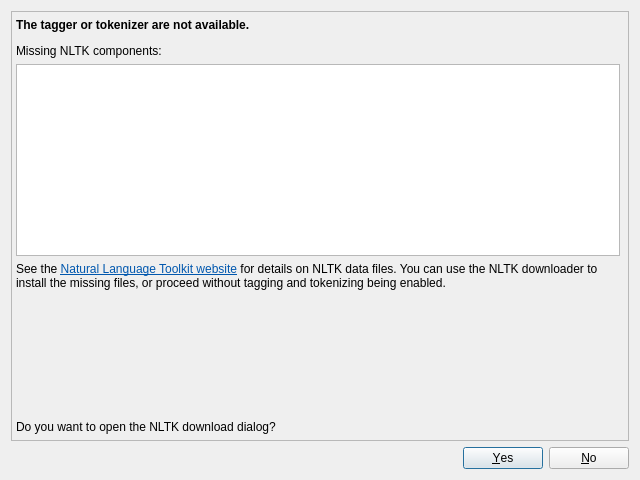
Above: coquery/gui/ui/nltkDatafiles.ui from gkunter/coquery before the change. Below: the same form after it.
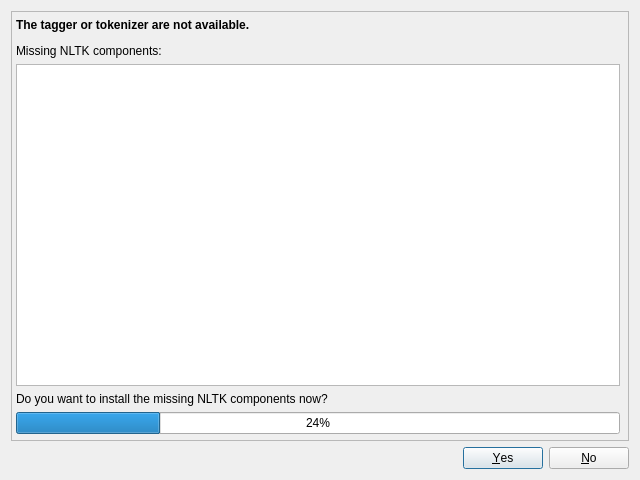
That is the form after the change.

Commit message: Fix Issue #152 and #151. Also provide direct download of NLTK components instead of using the NLTK downloader

```diff
--- a/coquery/gui/ui/nltkDatafiles.ui
+++ b/coquery/gui/ui/nltkDatafiles.ui
@@ -21,7 +21,7 @@
     <enum>QLayout::SetMinimumSize</enum>
    </property>
    <item>
-    <widget class="QFrame" name="">
+    <widget class="QFrame" name="frame">
      <property name="frameShape">
       <enum>QFrame::StyledPanel</enum>
      </property>
@@ -70,7 +70,7 @@
          </sizepolicy>
         </property>
         <property name="text">
-         <string>&lt;html&gt;&lt;head/&gt;&lt;body&gt;&lt;p&gt;See the &lt;a href=&quot;http://www.nltk.org/data.html&quot;&gt;&lt;span style=&quot; text-decoration: underline; color:#0057ae;&quot;&gt;Natural Language Toolkit website&lt;/span&gt;&lt;/a&gt; for details on NLTK data files. You can use the NLTK downloader to install the missing files, or proceed without tagging and tokenizing being enabled.&lt;/p&gt;&lt;/body&gt;&lt;/html&gt;</string>
+         <string>&lt;html&gt;&lt;head/&gt;&lt;body&gt;&lt;p&gt;Do you want to install the missing NLTK components now?&lt;/p&gt;&lt;/body&gt;&lt;/html&gt;</string>
         </property>
         <property name="wordWrap">
          <bool>true</bool>
@@ -78,22 +78,9 @@
        </widget>
       </item>
       <item>
-       <spacer name="verticalSpacer">
-        <property name="orientation">
-         <enum>Qt::Vertical</enum>
-        </property>
-        <property name="sizeHint" stdset="0">
-         <size>
-          <width>20</width>
-          <height>40</height>
-         </size>
-        </property>
-       </spacer>
-      </item>
-      <item>
-       <widget class="QLabel" name="label_3">
-        <property name="text">
-         <string>Do you want to open the NLTK download dialog?</string>
+       <widget class="QProgressBar" name="progressBar">
+        <property name="value">
+         <number>24</number>
         </property>
        </widget>
       </item>
```
The commit also changes 3 other files.
